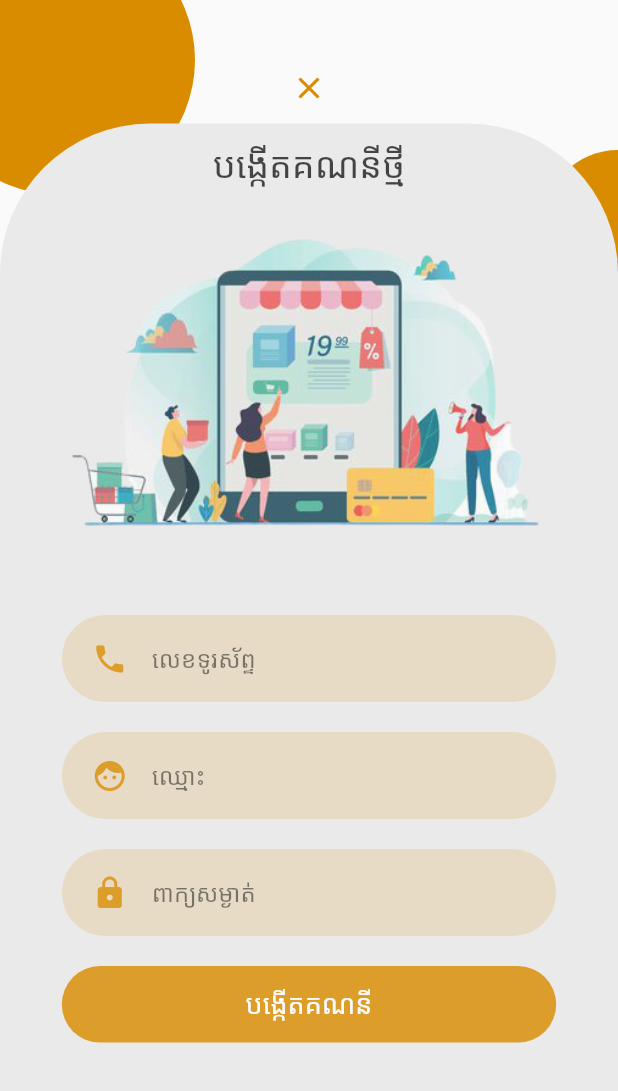
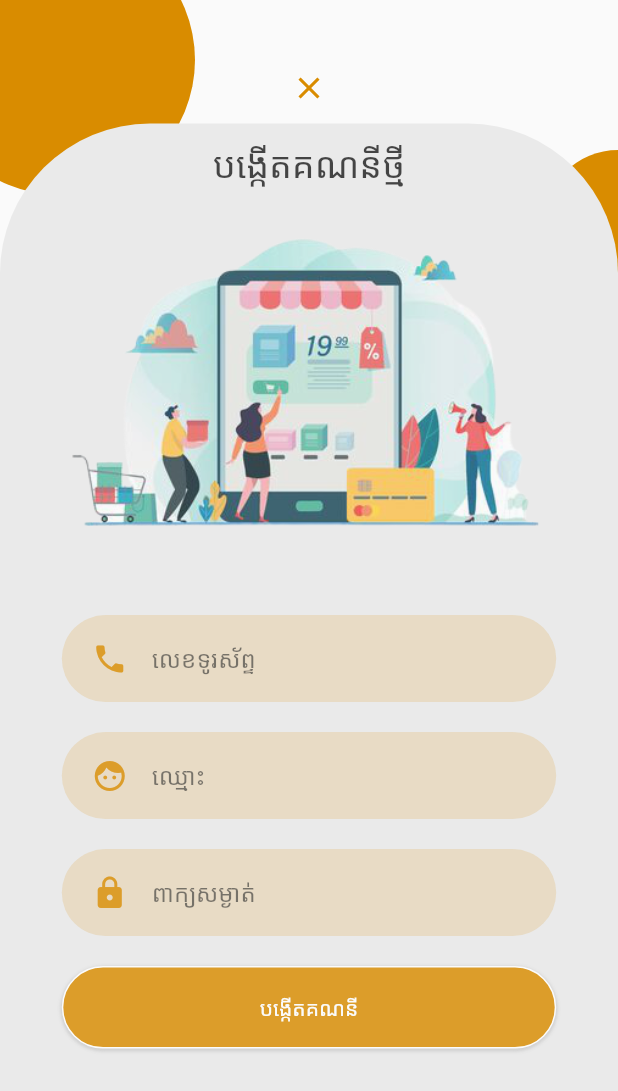
Before and after one commit to chhunlyyy/TINH-Mobile, a Flutter app: the screen it shows after launch, after a tap on "មិនទាន់មានគណនីមែនទេ? ចុចទីនេះ", on a phone screen of 412 x 824 dp. Shown: the top 1091 px of the screen. Run offline on Flutter 3.47's test engine with Material 2 defaults, Android fonts, the phone set to English and light mode, and no system bars; our stand-ins replace carousel_slider, device_info, dio, flutter_easyrefresh, flutter_mobx, flutter_spinkit and 3 more; generated files the repository leaves out were written again; network calls fail.

```diff
--- a/lib/api/api.dart
+++ b/lib/api/api.dart
@@ -3,4 +3,6 @@ class HttApi {
   static const String API_PRODUCTS = '/products';
   static const String API_SEARCH = '/search';
   static const String API_PRODUCT_BY_CATEGORY = '/product';
+
+  static const String API_USER_CHECK_TOKEN = '/check-token';
 }
--- /dev/null
+++ b/lib/const/animated_button.dart
@@ -0,0 +1,113 @@
+import 'package:flutter/material.dart';
+
+/// Animated Scale Button
+class AnimatedButton extends StatefulWidget {
+  final String title;
+  final dynamic onTap;
+  final bool isShowShadow;
+  final EdgeInsetsGeometry? padding;
+  final double? radius;
+  final Color? backgroundColor;
+  final Color? borderColor;
+  final Color? titleColor;
+  final IconData? leadingIcon;
+  final double? leadingIconSize;
+  final Color? leadingIconColor;
+  final double? width;
+  final double? hegith;
+
+  const AnimatedButton({
+    required this.title,
+    required this.onTap,
+    required this.isShowShadow,
+    this.padding,
+    this.radius,
+    this.backgroundColor,
+    this.borderColor,
+    this.titleColor,
+    this.leadingIcon,
+    this.leadingIconSize,
+    this.leadingIconColor,
+    this.width,
+    this.hegith,
+  });
+
+  @override
+  _AnimatedButtonState createState() => _AnimatedButtonState();
+}
+
+class _AnimatedButtonState extends State<AnimatedButton> with SingleTickerProviderStateMixin {
+  double? _scale;
+  late AnimationController _controller;
+
+  @override
+  void initState() {
+    _controller = AnimationController(
+      vsync: this,
+      duration: Duration(milliseconds: 200),
+      lowerBound: 0.0,
+      upperBound: 0.1,
+    )..addListener(() {
+        setState(() {});
+      });
+    super.initState();
+  }
+
+  @override
+  void dispose() {
+    _controller.dispose();
+    super.dispose();
+  }
+
+  void _onTapDown(TapDownDetails details) {
+    _controller.forward();
+  }
+
+  void _onTapUp(TapUpDetails details) {
+    _controller.reverse();
+    widget.onTap();
+  }
+
+  @override
+  Widget build(BuildContext context) {
+    _scale = 1 - _controller.value;
+
+    return GestureDetector(
+      onTapDown: _onTapDown,
+      onTapUp: _onTapUp,
+      child: Transform.scale(
+        scale: _scale!,
+        child: _animatedButtonUI,
+      ),
+    );
+  }
+
+  Widget get _animatedButtonUI => Container(
+        alignment: Alignment.center,
+        width: widget.width ?? MediaQuery.of(context).size.width / 3,
+        height: widget.hegith ?? 30,
+        padding: widget.padding ?? const EdgeInsets.symmetric(horizontal: 10, vertical: 6),
+        decoration: BoxDecoration(
+          boxShadow: widget.isShowShadow ? [BoxShadow(blurRadius: 1, spreadRadius: 1, offset: Offset(0, 1), color: Colors.grey.withOpacity(0.4))] : [],
+          borderRadius: BorderRadius.circular(widget.radius ?? 99),
+          border: Border.all(color: widget.borderColor ?? Colors.white),
+          color: widget.backgroundColor ?? Colors.green,
+        ),
+        child: widget.leadingIcon != null
+            ? RichText(
+                text: TextSpan(
+                  children: [
+                    WidgetSpan(child: Icon(widget.leadingIcon, color: widget.leadingIconColor ?? Colors.white, size: widget.leadingIconSize ?? 18)),
+                    WidgetSpan(child: SizedBox(width: 3)),
+                    TextSpan(text: widget.title, style: TextStyle(color: widget.titleColor ?? Colors.white)),
+                  ],
+                ),
+              )
+            : Text(
+                widget.title,
+                style: TextStyle(
+                  color: widget.titleColor ?? Colors.white,
+                ),
+              ),
+      );
+}
--- /dev/null
+++ b/lib/helper/device_infor.dart
@@ -0,0 +1,24 @@
+import 'dart:io';
+
+import 'package:device_info/device_info.dart';
+
+class DeviceInfoHelper {
+  static Future<String> getDivceId() async {
+    final DeviceInfoPlugin deviceInfoPlugin = new DeviceInfoPlugin();
+    late String token;
+    if (Platform.isAndroid) {
+      var build = await deviceInfoPlugin.androidInfo;
+      token = build.androidId;
+    } else if (Platform.isIOS) {
+      try {
+        var build = await deviceInfoPlugin.iosInfo;
+        token = build.identifierForVendor;
+      } catch (e) {
+        print(e);
+        return '';
+      }
+    }
+
+    return token;
+  }
+}
--- a/lib/http/http_get_base_url.dart
+++ b/lib/http/http_get_base_url.dart
@@ -1,6 +1,6 @@
 class HttpGetBaseUrl {
   String get get {
-    return 'http://192.168.10.43:8000/api';
+    return 'http://192.168.43.44:8000/api';
   }
 }
 
--- a/lib/main.dart
+++ b/lib/main.dart
@@ -29,8 +29,7 @@ class TinhApp extends StatelessWidget {
           return MaterialApp(
             debugShowCheckedModeBanner: false,
             home: Scaffold(
-              // body: SplashScreen(),
-              body: LoginScreen(),
+              body: SplashScreen(),
             ),
           );
         },
--- a/lib/screens/login/login_screen/components/login_form.dart
+++ b/lib/screens/login/login_screen/components/login_form.dart
@@ -1,4 +1,6 @@
 import 'package:flutter/material.dart';
+import 'package:tinh/const/animated_button.dart';
+import 'package:tinh/const/colors_conts.dart';
 import 'package:tinh/screens/login/components/rounded_button.dart';
 import 'package:tinh/screens/login/components/rounded_input.dart';
 import 'package:tinh/screens/login/components/rounded_password_input.dart';
@@ -43,7 +45,14 @@ class LoginForm extends StatelessWidget {
                 RoundedInput(icon: Icons.phone, hint: 'លេខទូរស័ព្ទ'),
                 RoundedPasswordInput(hint: 'ពាក្យសម្ងាត់'),
                 SizedBox(height: 10),
-                RoundedButton(title: 'ចូល'),
+                AnimatedButton(
+                  isShowShadow: true,
+                  backgroundColor: ColorsConts.primaryColor,
+                  width: MediaQuery.of(context).size.width * .8,
+                  hegith: 55,
+                  title: 'ចូល',
+                  onTap: () {},
+                ),
                 SizedBox(height: 10),
               ],
             ),
--- a/lib/screens/login/login_screen/components/register_form.dart
+++ b/lib/screens/login/login_screen/components/register_form.dart
@@ -1,4 +1,6 @@
 import 'package:flutter/material.dart';
+import 'package:tinh/const/animated_button.dart';
+import 'package:tinh/const/colors_conts.dart';
 import 'package:tinh/screens/login/components/rounded_button.dart';
 import 'package:tinh/screens/login/components/rounded_input.dart';
 import 'package:tinh/screens/login/components/rounded_password_input.dart';
@@ -48,7 +50,14 @@ class RegisterForm extends StatelessWidget {
                   RoundedInput(icon: Icons.face_rounded, hint: 'ឈ្មោះ'),
                   RoundedPasswordInput(hint: 'ពាក្យសម្ងាត់'),
                   SizedBox(height: 10),
-                  RoundedButton(title: 'បង្កើតគណនី'),
+                  AnimatedButton(
+                    isShowShadow: true,
+                    backgroundColor: ColorsConts.primaryColor,
+                    width: MediaQuery.of(context).size.width * .8,
+                    hegith: 55,
+                    title: 'បង្កើតគណនី',
+                    onTap: () {},
+                  ),
                   SizedBox(height: 10),
                 ],
               ),
--- a/lib/screens/login/login_screen/login.dart
+++ b/lib/screens/login/login_screen/login.dart
@@ -69,7 +69,10 @@ class _LoginScreenState extends State<LoginScreen> with SingleTickerProviderStat
                   )),
 
               // Cancel Button
-              CancelButton(
+
+              Visibility(
+                visible: !isLogin,
+                child: CancelButton(
                   isLogin: isLogin,
                   animationDuration: animationDuration,
                   size: size,
@@ -83,6 +86,7 @@ class _LoginScreenState extends State<LoginScreen> with SingleTickerProviderStat
                             isLogin = !isLogin;
                           });
                         },
+                ),
               ),
 
               // Login Form
--- a/lib/screens/splash/splash_screen.dart
+++ b/lib/screens/splash/splash_screen.dart
@@ -1,15 +1,26 @@
 import 'package:tinh/const/colors_conts.dart';
+import 'package:tinh/helper/device_infor.dart';
 import 'package:tinh/helper/navigation_helper.dart';
 import 'package:tinh/screens/home_screen/home_screen.dart';
 import 'package:flutter/material.dart';
 import 'package:flutter_staggered_animations/flutter_staggered_animations.dart';
+import 'package:tinh/screens/login/login_screen/login.dart';
+import 'package:tinh/services/user/user_services.dart';
 
 class SplashScreen extends StatelessWidget {
   @override
   Widget build(BuildContext context) {
     void navigate(BuildContext context) {
-      Future.delayed(Duration(seconds: 2)).whenComplete(() {
-        NavigationHelper.pushReplacement(context, HomeScreen());
+      Future.delayed(Duration(seconds: 2)).whenComplete(() async {
+        await DeviceInfoHelper.getDivceId().then((token) async {
+          await userServices.checkUserToken(token).then((value) {
+            if (value == '200') {
+              NavigationHelper.pushReplacement(context, HomeScreen());
+            } else {
+              NavigationHelper.pushReplacement(context, LoginScreen());
+            }
+          });
+        });
       });
     }
 
--- /dev/null
+++ b/lib/services/user/user_services.dart
@@ -0,0 +1,21 @@
+import 'package:dio/dio.dart';
+import 'package:tinh/api/api.dart';
+import 'package:tinh/http/http_api_service.dart';
+import 'package:tinh/http/http_config.dart';
+
+class UserServices {
+  Future<String> checkUserToken(String token) async {
+    String status = '';
+    try {
+      Map<String, dynamic> params = {'token': token};
+      return await httpApiService.get(HttApi.API_USER_CHECK_TOKEN, params, new Options(headers: HttpConfig.headers)).then((value) {
+        return value.data[0]['status'].toString();
+      });
+    } catch (e) {
+      status = '500';
+    }
+    return status;
+  }
+}
+
+UserServices userServices = UserServices();
--- a/pubspec.yaml
+++ b/pubspec.yaml
@@ -22,6 +22,7 @@ dependencies:
   path_provider:
   carousel_slider: ^4.0.0
   simple_animations: ^3.0.1
+  device_info:
 
 
 dev_dependencies:
```
Also changed, not shown: pubspec.lock, 2 other files. Lines whose indentation alone changed are shown as unchanged.
